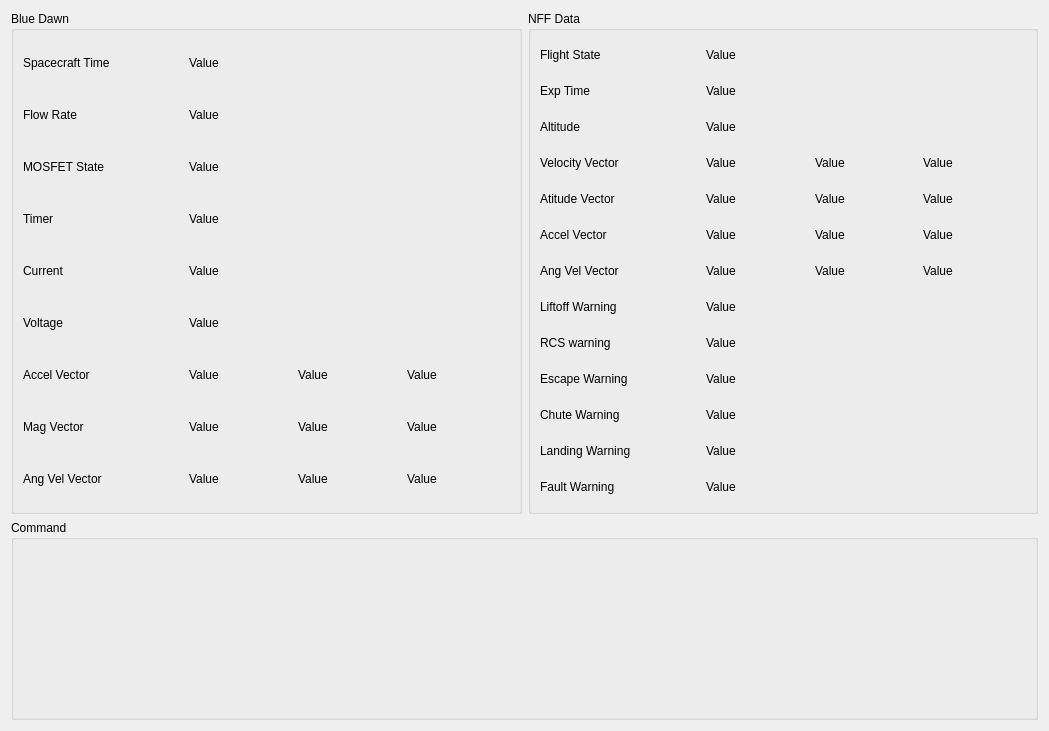
First picture: the form in GSE/monitorWindow.ui, repository Bruin-Spacecraft-Group/Rapid-Blue-Dawn-Ground-Testing, before the edit.
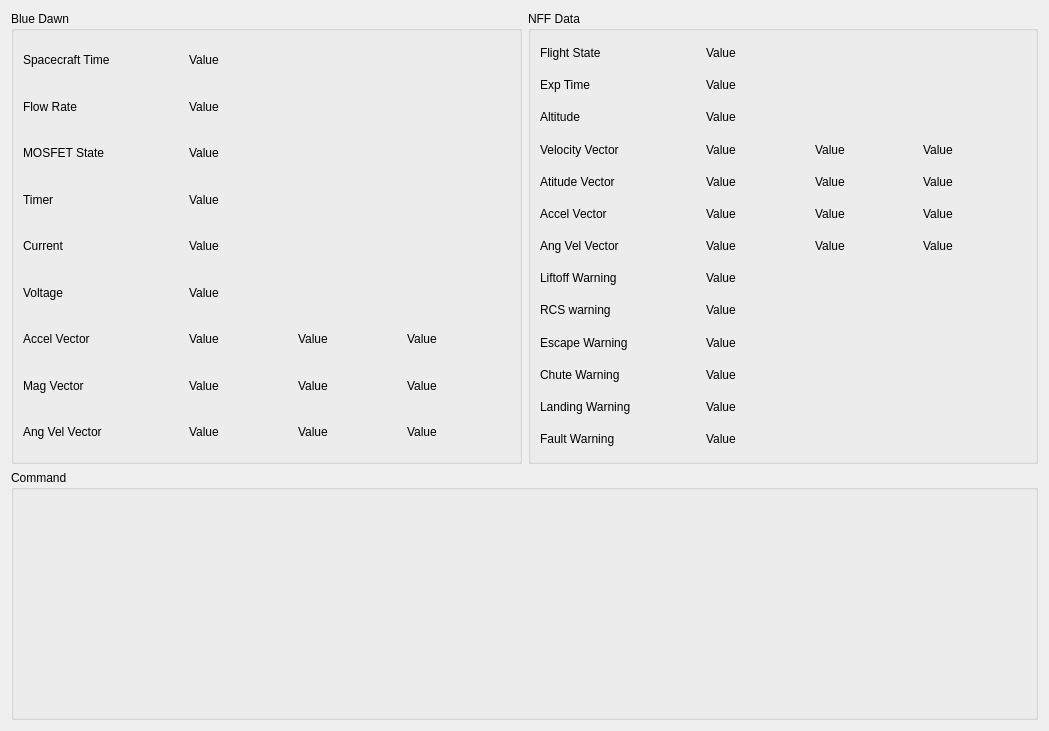
Second picture: the form after the edit. Icons and pictures are not drawn.

```diff
--- a/GSE/monitorWindow.ui
+++ b/GSE/monitorWindow.ui
@@ -25,6 +25,9 @@
        <property name="title">
         <string>Blue Dawn</string>
        </property>
+       <property name="flat">
+        <bool>false</bool>
+       </property>
        <layout class="QGridLayout" name="gridLayout_3" columnstretch="1,2">
         <item row="0" column="0">
          <widget class="QLabel" name="spacecraft_time_name">
@@ -479,12 +482,17 @@
      <property name="maximumSize">
       <size>
        <width>16777215</width>
-       <height>200</height>
+       <height>250</height>
       </size>
      </property>
      <property name="title">
       <string>Command</string>
      </property>
+     <layout class="QVBoxLayout" name="verticalLayout_3">
+      <item>
+       <layout class="QVBoxLayout" name="console"/>
+      </item>
+     </layout>
     </widget>
    </item>
   </layout>
```
Left out of the diff: 2 changed lines with no effect on the pictures.
